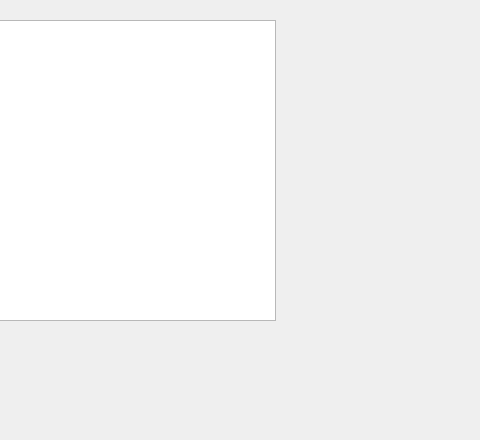
First picture: the form in TEST0136.ui, repository XOOIOOX/TEST-0136, before the edit; both pictures show x 225 to 705 and y 0 to 440 of the 1080 by 440 pixel window.
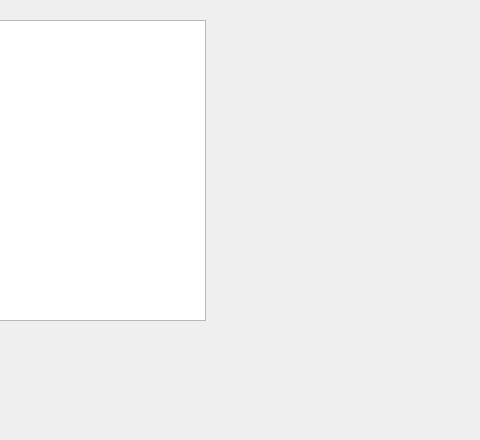
Second picture: the form after the edit.

What changed in the file:
```diff
--- a/TEST0136.ui
+++ b/TEST0136.ui
@@ -10,6 +10,24 @@
     <height>440</height>
    </rect>
   </property>
+  <property name="sizePolicy">
+   <sizepolicy hsizetype="Fixed" vsizetype="Fixed">
+    <horstretch>0</horstretch>
+    <verstretch>0</verstretch>
+   </sizepolicy>
+  </property>
+  <property name="minimumSize">
+   <size>
+    <width>1080</width>
+    <height>440</height>
+   </size>
+  </property>
+  <property name="maximumSize">
+   <size>
+    <width>1080</width>
+    <height>440</height>
+   </size>
+  </property>
   <property name="windowTitle">
    <string>TEST0136</string>
   </property>
@@ -19,7 +37,7 @@
      <rect>
       <x>30</x>
       <y>20</y>
-      <width>471</width>
+      <width>401</width>
       <height>301</height>
      </rect>
     </property>
@@ -47,10 +65,10 @@
    <widget class="QWidget" name="view" native="true">
     <property name="geometry">
      <rect>
-      <x>570</x>
-      <y>30</y>
-      <width>451</width>
-      <height>291</height>
+      <x>450</x>
+      <y>20</y>
+      <width>611</width>
+      <height>301</height>
      </rect>
     </property>
    </widget>
```
